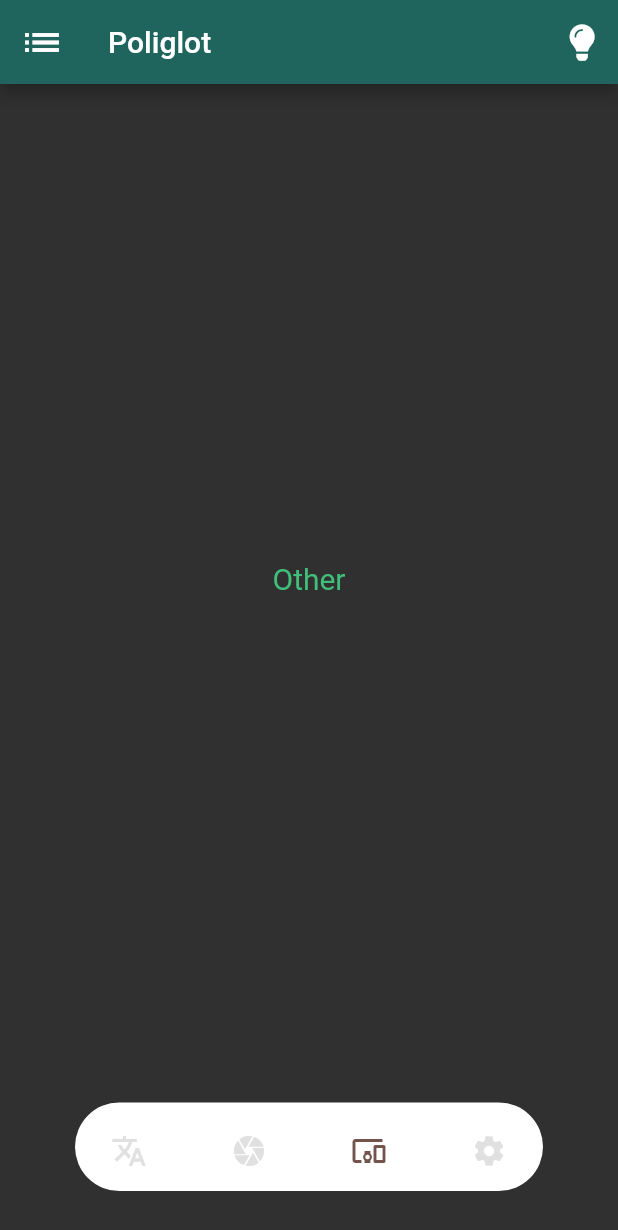
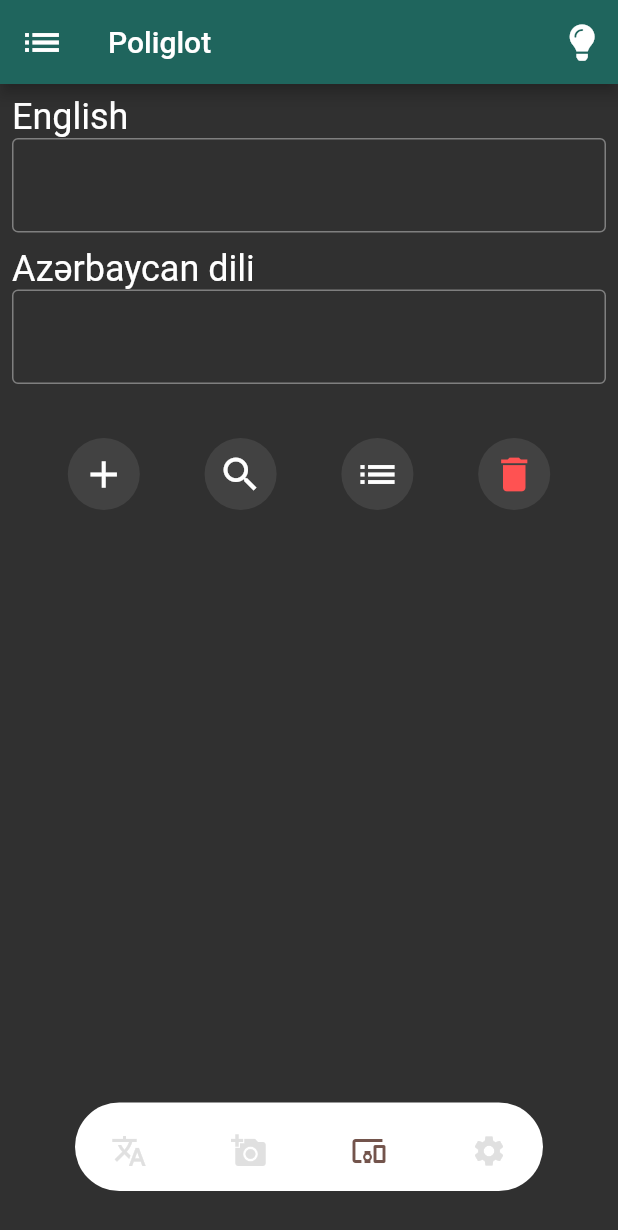
Before and after one commit to l00pss/poliglot_translater, a Flutter app: the screen it shows after launch, item 3 of the bottom bar chosen, on a phone screen of 412 x 824 dp. Shown: the top 1230 px of the screen. Run offline on Flutter 3.47's test engine with Material 2 defaults, Android fonts, the phone set to English and light mode, and no system bars; drawn by our look-alikes of dot_navigation_bar; our stand-ins replace font_awesome_flutter, sqflite; accounts and stored records are empty.

Commit message:
Other.dart added

```diff
--- /dev/null
+++ b/lib/entities/Word.dart
@@ -0,0 +1,14 @@
+
+
+class Word{
+  int id;
+  String en;
+  String az;
+
+  Word({
+    this.id = 0,
+    required this.en,
+    required this.az,
+  });
+
+}
--- a/lib/screens/HomePanel.dart
+++ b/lib/screens/HomePanel.dart
@@ -77,7 +77,7 @@ class _HomePanelState extends State<HomePanel> {
 
             /// Likes
             DotNavigationBarItem(
-              icon: Icon(Icons.camera),
+              icon: Icon(Icons.add_a_photo),
               selectedColor: Color(0xff73544C),
             ),
 
--- a/lib/screens/Other.dart
+++ b/lib/screens/Other.dart
@@ -1,4 +1,6 @@
 import 'package:flutter/material.dart';
+import 'package:poliglot_translater/dataAccess/repositories/TranslaterManager.dart';
+import 'package:poliglot_translater/entities/Word.dart';
 
 class Other extends StatefulWidget {
   const Other({Key? key}) : super(key: key);
@@ -8,10 +10,84 @@ class Other extends StatefulWidget {
 }
 
 class _OtherState extends State<Other> {
+  var en = TextEditingController();
+  var az = TextEditingController();
   @override
   Widget build(BuildContext context) {
-    return Center(
-      child: Text("Other",style: Theme.of(context).textTheme.subtitle1,),
+    return Padding(
+      padding: const EdgeInsets.all(8.0),
+      child: Column(
+        crossAxisAlignment: CrossAxisAlignment.center,
+        children: [
+          Row(
+            children: [
+              Text("English",style: Theme.of(context).textTheme.headline5,),
+            ],
+          ),
+          TextFormField(
+            controller: en,
+            decoration: InputDecoration(border: OutlineInputBorder()),
+          ),
+          SizedBox(
+            height: 10,
+          ),
+          Row(
+            children: [
+              Text("Azərbaycan dili",style: Theme.of(context).textTheme.headline5),
+            ],
+          ),
+          TextFormField(
+            controller: az,
+            decoration: InputDecoration(border: OutlineInputBorder()),
+          ),
+          SizedBox(
+            height: 30,
+          ),
+          Row(
+            mainAxisAlignment: MainAxisAlignment.spaceEvenly,
+            children: [
+              Container(
+                  margin: const EdgeInsets.all(6),
+                  decoration: BoxDecoration(
+                    color: Theme.of(context).cardColor,
+                    shape: BoxShape.circle,
+                  ),
+                  child: IconButton(onPressed: (){
+                    TranslaterManager().save(Word(az: az.text, en: en.text));
+                    ScaffoldMessenger.of(context).showSnackBar(SnackBar(
+                      content: Row(
+                        children: [
+                          Icon(Icons.save,color: Theme.of(context).cardColor,),
+                          Text(" Yeni söz əlavə edildi."),
+                        ],
+                      ),
+                    ));
+                  }, icon: Icon(Icons.add,size: 30,))),
+              Container(
+                  margin: const EdgeInsets.all(6),
+                  decoration: BoxDecoration(
+                    color: Theme.of(context).cardColor,
+                    shape: BoxShape.circle,
+                  ),
+                  child: IconButton(onPressed: (){}, icon: Icon(Icons.search,size: 30,))),
+              Container(
+                  margin: const EdgeInsets.all(6),
+                  decoration: BoxDecoration(
+                    color: Theme.of(context).cardColor,
+                    shape: BoxShape.circle,
+                  ),
+                  child: IconButton(onPressed: (){}, icon: Icon(Icons.list,size: 30,))),
+              Container(
+                  margin: const EdgeInsets.all(6),
+                  decoration: BoxDecoration(
+                    color: Theme.of(context).cardColor,
+                    shape: BoxShape.circle,
+                  ),
+                  child: IconButton(onPressed: (){}, icon: Icon(Icons.delete,size: 30,color: Colors.redAccent,)))
+            ],
+          )
+        ],
+      ),
     );
   }
 }
--- a/pubspec.yaml
+++ b/pubspec.yaml
@@ -56,8 +56,8 @@ flutter:
   uses-material-design: true
 
   # To add assets to your application, add an assets section, like this:
-  # assets:
-  #   - images/a_dot_burr.jpeg
+  assets:
+    - lib/dataAccess/db/poliglot.sqlite
   #   - images/a_dot_ham.jpeg
 
   # An image asset can refer to one or more resolution-specific "variants", see
```
Also changed, not shown: lib/dataAccess/DataManager.dart (+22 -0 lines), lib/dataAccess/repositories/TranslaterManager.dart (added, +46 -0 lines), 1 other file.
